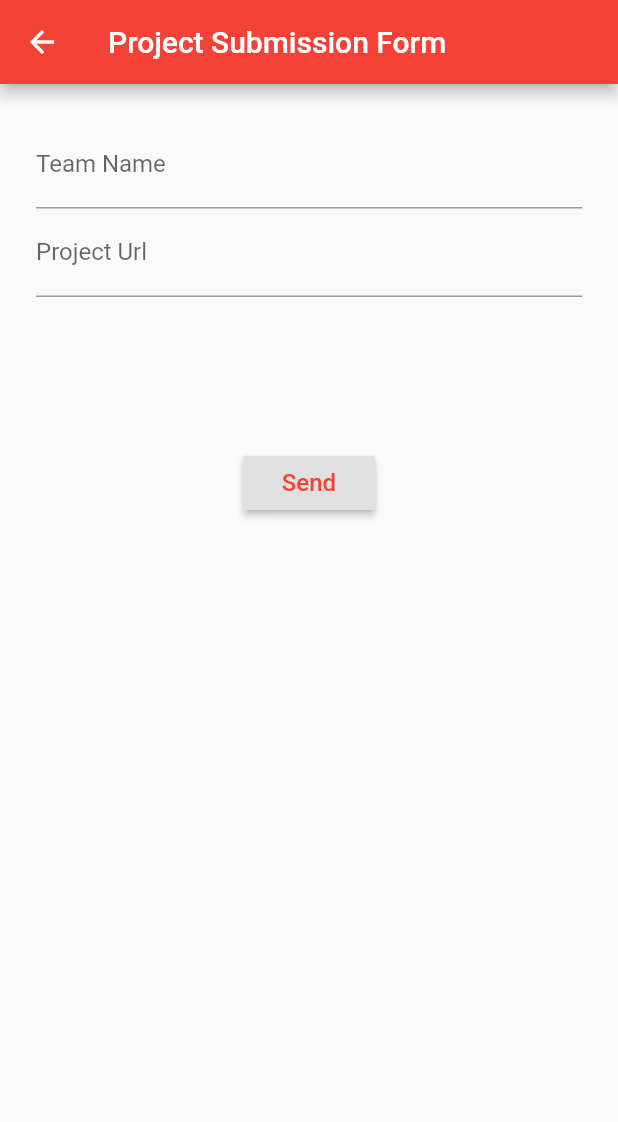
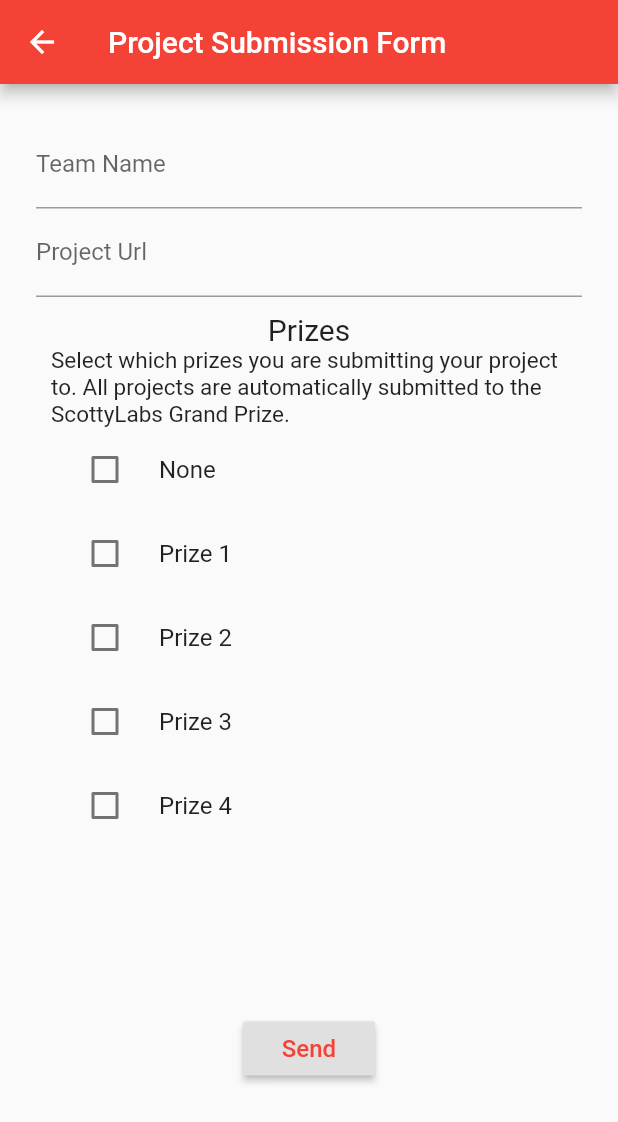
Before and after one commit to ScottyLabs/tartanhacksdashboard, a Flutter app: the HackHome screen opened directly, on a phone screen of 412 x 824 dp. Shown: the top 1122 px of the screen. Run offline on Flutter 3.47's test engine with Material 2 defaults, Android fonts, the phone set to English and light mode, and no system bars.

Commit message:
prize selection checkboxes base

```diff
--- a/dashboard/lib/hackathon/hack.dart
+++ b/dashboard/lib/hackathon/hack.dart
@@ -27,7 +27,7 @@ class FormScreenState extends State<HackHome> {
     );
   }
 
-  Widget _builURL() {
+  Widget _buildURL() {
     return TextFormField(
       decoration: InputDecoration(labelText: 'Project Url'),
       keyboardType: TextInputType.url,
@@ -44,6 +44,76 @@ class FormScreenState extends State<HackHome> {
     );
   }
 
+  bool valuenone = false;
+  bool value1 = false;
+  bool value2 = false;
+  bool value3 = false;
+  bool value4 = false;
+
+
+  Widget _buildPrizes(){
+    return Container(
+            padding: new EdgeInsets.all(10.0),
+            child: Column(
+              children: <Widget>[
+                SizedBox(width: 20,),
+                Text('Prizes',textAlign: TextAlign.left, style: TextStyle(fontSize: 20.0), ),
+                Text('Select which prizes you are submitting your project to. All projects are automatically submitted to the ScottyLabs Grand Prize.',textAlign: TextAlign.left, style: TextStyle(fontSize: 15.0), ),
+                CheckboxListTile(
+                  controlAffinity: ListTileControlAffinity.leading,
+                  title: const Text('None'),
+                  value: this.valuenone,
+                  onChanged: (bool value) {
+                    setState(() {
+                      this.valuenone = value;
+                    });
+                  },
+                ),
+                CheckboxListTile(
+                  controlAffinity: ListTileControlAffinity.leading,
+                  title: const Text('Prize 1'),
+                  value: this.value1,
+                  onChanged: (bool value) {
+                    setState(() {
+                      this.value1 = value;
+                    });
+                  },
+                ),
+                CheckboxListTile(
+                  controlAffinity: ListTileControlAffinity.leading,
+                  title: const Text('Prize 2'),
+                  value: this.value2,
+                  onChanged: (bool value) {
+                    setState(() {
+                      this.value2 = value;
+                    });
+                  },
+                ),
+                CheckboxListTile(
+                  controlAffinity: ListTileControlAffinity.leading,
+                  title: const Text('Prize 3'),
+                  value: this.value3,
+                  onChanged: (bool value) {
+                    setState(() {
+                      this.value3 = value;
+                    });
+                  },
+                ),
+                CheckboxListTile(
+                  controlAffinity: ListTileControlAffinity.leading,
+                  title: const Text('Prize 4'),
+                  value: this.value4,
+                  onChanged: (bool value) {
+                    setState(() {
+                      this.value4 = value;
+                    });
+                  },
+                ),
+
+              ],
+            )
+        );
+  }
   @override
   Widget build(BuildContext context) {
     return Scaffold(
@@ -57,7 +127,8 @@ class FormScreenState extends State<HackHome> {
               mainAxisAlignment: MainAxisAlignment.center,
               children: <Widget>[
                 _buildName(),
-                _builURL(),
+                _buildURL(),
+                _buildPrizes(),
                 SizedBox(height: 100),
                 RaisedButton(
                   child: Text(
@@ -74,6 +145,7 @@ class FormScreenState extends State<HackHome> {
                     print(_teamName);
                     print(_url);
 
+                    //Send to API
                   },
                 )
               ],
```
